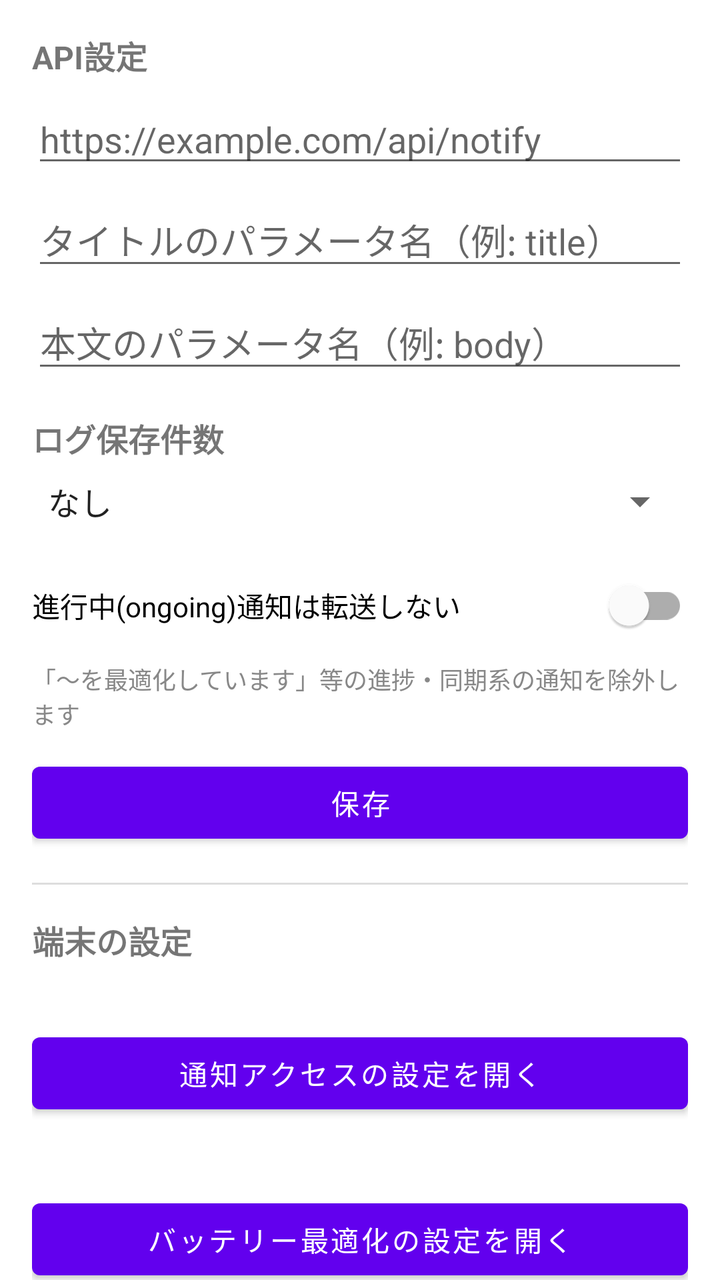
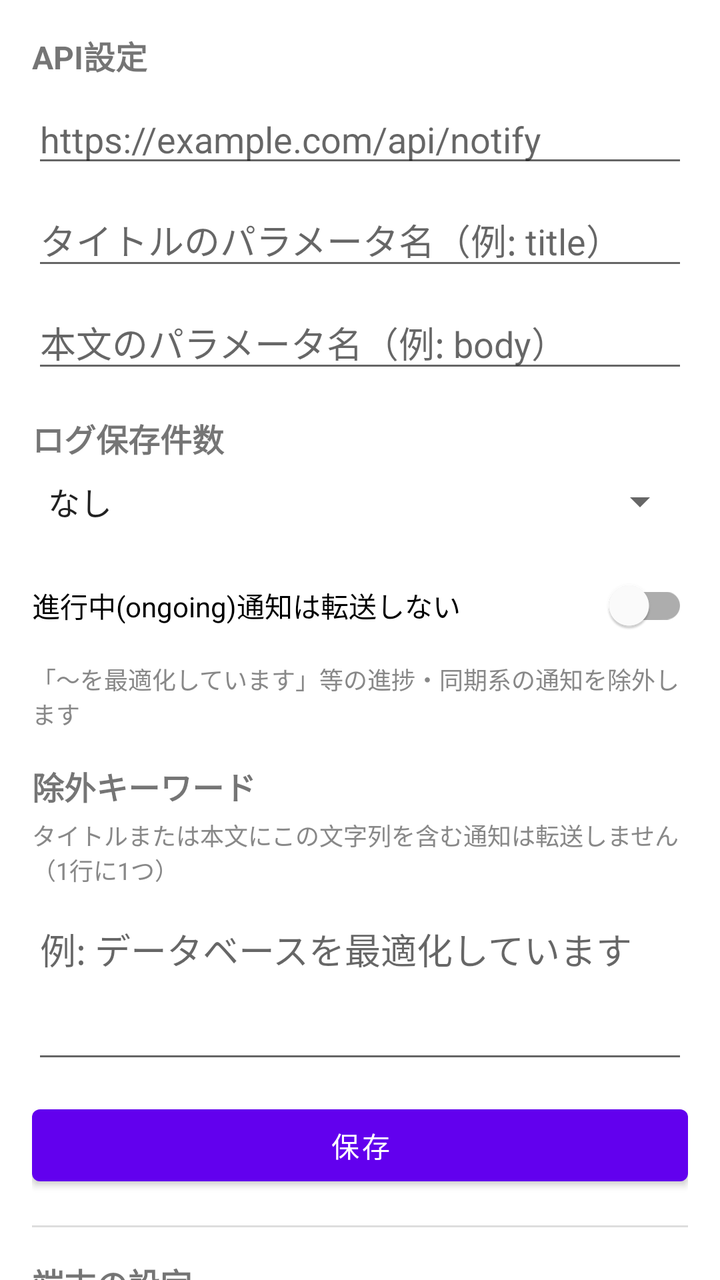

An Android layout rendered at two revisions. The XML below is the earlier revision; the diff shows what the commit changed to produce the second picture.
<!-- AndroidManifest.xml: application theme Theme.MaterialComponents.DayNight.NoActionBar -->
<!-- res/layout/activity_settings.xml -->
<?xml version="1.0" encoding="utf-8"?>
<androidx.core.widget.NestedScrollView xmlns:android="http://schemas.android.com/apk/res/android"
    android:layout_width="match_parent"
    android:layout_height="match_parent">

    <LinearLayout
        android:layout_width="match_parent"
        android:layout_height="wrap_content"
        android:orientation="vertical"
        android:padding="16dp">

        <TextView
            android:layout_width="match_parent"
            android:layout_height="wrap_content"
            android:text="API設定"
            android:textStyle="bold"
            android:textSize="16sp" />

        <EditText
            android:id="@+id/editApiUrl"
            android:layout_width="match_parent"
            android:layout_height="wrap_content"
            android:layout_marginTop="8dp"
            android:hint="https://example.com/api/notify"
            android:inputType="textUri" />

        <EditText
            android:id="@+id/editParamTitle"
            android:layout_width="match_parent"
            android:layout_height="wrap_content"
            android:layout_marginTop="8dp"
            android:hint="タイトルのパラメータ名（例: title）" />

        <EditText
            android:id="@+id/editParamBody"
            android:layout_width="match_parent"
            android:layout_height="wrap_content"
            android:layout_marginTop="8dp"
            android:hint="本文のパラメータ名（例: body）" />

        <TextView
            android:layout_width="match_parent"
            android:layout_height="wrap_content"
            android:layout_marginTop="16dp"
            android:text="ログ保存件数"
            android:textStyle="bold"
            android:textSize="16sp" />

        <Spinner
            android:id="@+id/spinnerLogLimit"
            android:layout_width="match_parent"
            android:layout_height="wrap_content"
            android:layout_marginTop="8dp"
            android:entries="@array/log_limit_labels" />

        <com.google.android.material.switchmaterial.SwitchMaterial
            android:id="@+id/switchSkipOngoing"
            android:layout_width="match_parent"
            android:layout_height="wrap_content"
            android:layout_marginTop="16dp"
            android:text="進行中(ongoing)通知は転送しない" />

        <TextView
            android:layout_width="match_parent"
            android:layout_height="wrap_content"
            android:layout_marginTop="4dp"
            android:text="「〜を最適化しています」等の進捗・同期系の通知を除外します"
            android:textSize="12sp"
            android:textColor="#888888" />

        <Button
            android:id="@+id/buttonSave"
            android:layout_width="match_parent"
            android:layout_height="wrap_content"
            android:layout_marginTop="12dp"
            android:text="保存" />

        <View
            android:layout_width="match_parent"
            android:layout_height="1dp"
            android:layout_marginTop="16dp"
            android:layout_marginBottom="16dp"
            android:background="#DDDDDD" />

        <TextView
            android:layout_width="match_parent"
            android:layout_height="wrap_content"
            android:text="端末の設定"
            android:textStyle="bold"
            android:textSize="16sp" />

        <TextView
            android:id="@+id/textNotificationStatus"
            android:layout_width="match_parent"
            android:layout_height="wrap_content"
            android:layout_marginTop="8dp" />

        <Button
            android:id="@+id/buttonOpenNotificationSettings"
            android:layout_width="match_parent"
            android:layout_height="wrap_content"
            android:layout_marginTop="4dp"
            android:text="通知アクセスの設定を開く" />

        <TextView
            android:id="@+id/textBatteryStatus"
            android:layout_width="match_parent"
            android:layout_height="wrap_content"
            android:layout_marginTop="12dp" />

        <Button
            android:id="@+id/buttonOpenBatterySettings"
            android:layout_width="match_parent"
            android:layout_height="wrap_content"
            android:layout_marginTop="4dp"
            android:text="バッテリー最適化の設定を開く" />

        <View
            android:layout_width="match_parent"
            android:layout_height="1dp"
            android:layout_marginTop="16dp"
            android:layout_marginBottom="16dp"
            android:background="#DDDDDD" />

        <TextView
            android:layout_width="match_parent"
            android:layout_height="wrap_content"
            android:text="転送対象アプリ"
            android:textStyle="bold"
            android:textSize="16sp" />

        <androidx.recyclerview.widget.RecyclerView
            android:id="@+id/recyclerApps"
            android:layout_width="match_parent"
            android:layout_height="wrap_content"
            android:layout_marginTop="8dp"
            android:nestedScrollingEnabled="false" />

    </LinearLayout>

</androidx.core.widget.NestedScrollView>
<!-- resources referenced by this layout -->
<resources>
  <string-array name="log_limit_labels">
          <item>なし</item>
          <item>50件</item>
          <item>100件</item>
          <item>300件</item>
          <item>無制限</item>
      </string-array>
</resources>

<!-- the commit's change to res/layout/activity_settings.xml (unified diff, before → after) -->
@@ -67,6 +67,32 @@
             android:text="「〜を最適化しています」等の進捗・同期系の通知を除外します"
             android:textSize="12sp"
             android:textColor="#888888" />
+
+        <TextView
+            android:layout_width="match_parent"
+            android:layout_height="wrap_content"
+            android:layout_marginTop="16dp"
+            android:text="除外キーワード"
+            android:textStyle="bold"
+            android:textSize="16sp" />
+
+        <TextView
+            android:layout_width="match_parent"
+            android:layout_height="wrap_content"
+            android:layout_marginTop="4dp"
+            android:text="タイトルまたは本文にこの文字列を含む通知は転送しません（1行に1つ）"
+            android:textSize="12sp"
+            android:textColor="#888888" />
+
+        <EditText
+            android:id="@+id/editExcludeKeywords"
+            android:layout_width="match_parent"
+            android:layout_height="wrap_content"
+            android:layout_marginTop="8dp"
+            android:gravity="top"
+            android:minLines="3"
+            android:inputType="textMultiLine"
+            android:hint="例: データベースを最適化しています" />
 
         <Button
             android:id="@+id/buttonSave"
